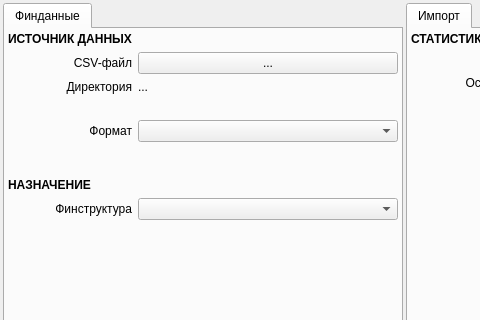
Qt form ui/_form_ui/form_import.ui (e-vladimir/finmanager) before a commit; both pictures show x 0 to 480 and y 0 to 320 of the 771 by 465 pixel window.
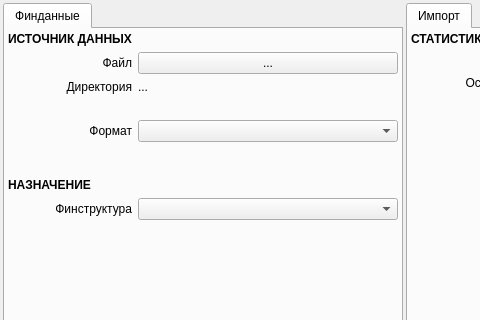
The same form after that commit.

Commit message: + Интеграция формата импорта Сбербанк-2024

```diff
--- a/ui/_form_ui/form_import.ui
+++ b/ui/_form_ui/form_import.ui
@@ -101,7 +101,7 @@
         <item row="1" column="0">
          <widget class="QLabel" name="label_15">
           <property name="text">
-           <string>CSV-файл</string>
+           <string>Файл</string>
           </property>
           <property name="alignment">
            <set>Qt::AlignRight|Qt::AlignTrailing|Qt::AlignVCenter</set>
```
The commit also changes 3 other files.
